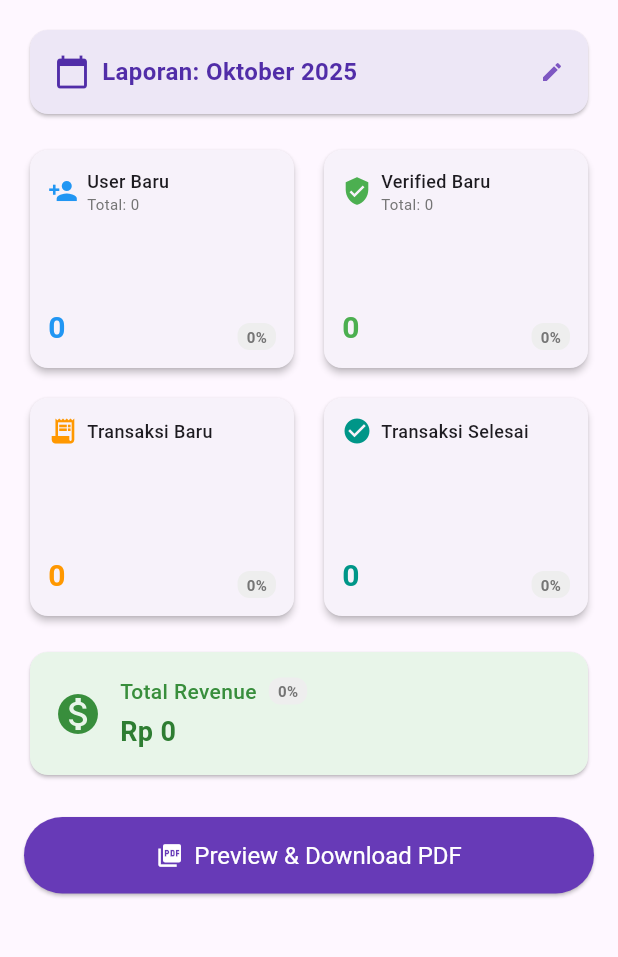
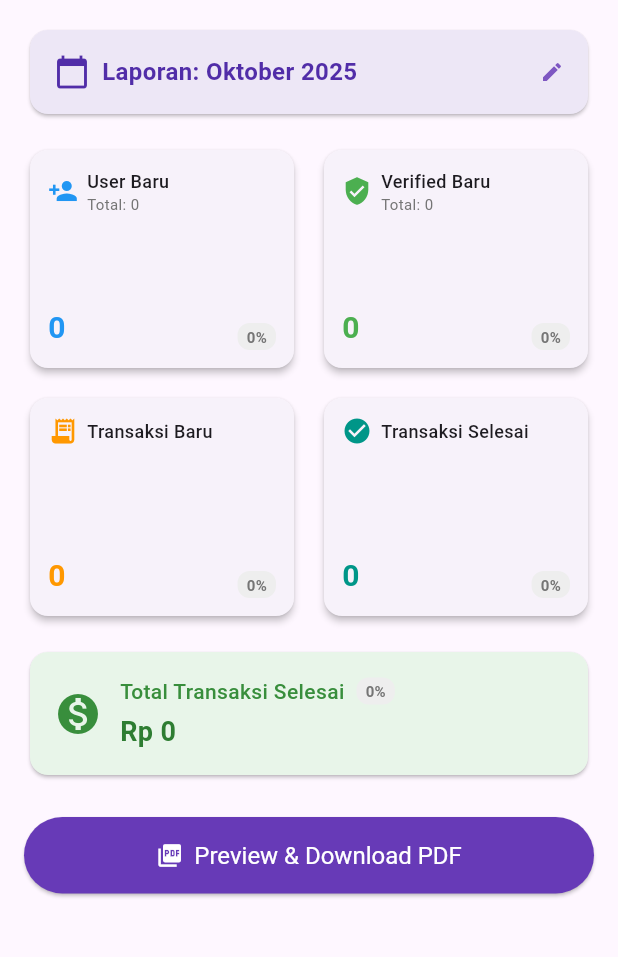
Before and after one commit to RichDH/Tugas-Akhir, a Flutter app: the AdminReportsScreen screen opened by its route, on a phone screen of 412 x 824 dp, the part 84-1041 px from its top. Run offline on Flutter 3.47's test engine with Material 3 defaults, Android fonts, the phone set to English and light mode, and no system bars; our stand-ins replace cached_network_image, cloud_firestore, equatable, firebase_auth, firebase_core, firebase_messaging and 10 more; missing offline and left inert: cloudinary_flutter, cloudinary_public, cloudinary_url_gen, hmssdk_flutter, video_compress, video_thumbnail; accounts and stored records are empty; network calls fail.

Commit message:
perbaiki text revenue

```diff
--- a/program/lib/fitur/admin/presentation/screens/admin_dashboard_screen.dart
+++ b/program/lib/fitur/admin/presentation/screens/admin_dashboard_screen.dart
@@ -40,7 +40,7 @@ class AdminDashboardScreen extends ConsumerWidget {
             _buildCard(context, 'Pengguna Terverifikasi', Icons.verified_user, verifiedUsers, (v) => v.toString(), color: Colors.green),
             _buildCard(context, 'Akun Ditutup', Icons.person_off, closedAccounts, (v) => v.toString(), color: Colors.red),
             _buildCard(context, 'Total Transaksi', Icons.receipt_long, totalTransactions, (v) => v.toString(), color: Colors.teal),
-            _buildCard(context, 'Revenue Selesai', Icons.monetization_on, completedRevenue, (v) => currency.format(v), color: Colors.indigo),
+            _buildCard(context, 'Nominal Transaksi Selesai', Icons.monetization_on, completedRevenue, (v) => currency.format(v), color: Colors.indigo),
             _buildCard(context, 'Post Aktif', Icons.post_add, totalPosts, (v) => v.toString(), color: Colors.purple),
             _buildCard(context, 'Live Aktif', Icons.live_tv, liveOngoing, (v) => v.toString(), color: Colors.pink),
           ],
--- a/program/lib/fitur/admin/presentation/screens/admin_reports_screen.dart
+++ b/program/lib/fitur/admin/presentation/screens/admin_reports_screen.dart
@@ -158,7 +158,7 @@ class _AdminReportsScreenState extends ConsumerState<AdminReportsScreen> {
                             Row(
                               children: [
                                 Text(
-                                  'Total Revenue',
+                                  'Total Transaksi Selesai',
                                   style: TextStyle(
                                     fontSize: 14,
                                     fontWeight: FontWeight.w500,
@@ -432,7 +432,6 @@ class _AdminReportsScreenState extends ConsumerState<AdminReportsScreen> {
             pw.Text('Dibuat pada: ${DateFormat('dd MMM yyyy HH:mm').format(DateTime.now())}'),
             pw.SizedBox(height: 24),
 
-            // ✅ METRICS DENGAN GROWTH DATA
             _pdfMetricRowWithGrowth('User Baru Bulan Ini', data['newUsers'].toString(), data['userGrowth']),
             _pdfMetricRowWithGrowth('User Verified Baru', data['newVerifiedUsers'].toString(), data['verifiedGrowth']),
             _pdfMetricRowWithGrowth('Total User (Akumulatif)', data['totalUsersAccumulated'].toString(), data['userAccumulatedGrowth']),
@@ -441,7 +440,7 @@ class _AdminReportsScreenState extends ConsumerState<AdminReportsScreen> {
             _pdfMetricRowWithGrowth('Transaksi Bulan Ini', data['totalTransactions'].toString(), data['transactionGrowth']),
             _pdfMetricRowWithGrowth('Transaksi Selesai', data['completedTransactions'].toString(), data['completedGrowth']),
             _pdfMetricRowWithGrowth(
-                'Total Revenue',
+                'Total Transaksi Selesai',
                 NumberFormat.currency(locale: 'id_ID', symbol: 'Rp ', decimalDigits: 0).format(data['totalRevenue']),
                 data['revenueGrowth']
             ),
```
Also changed, not shown: 4 other files.
